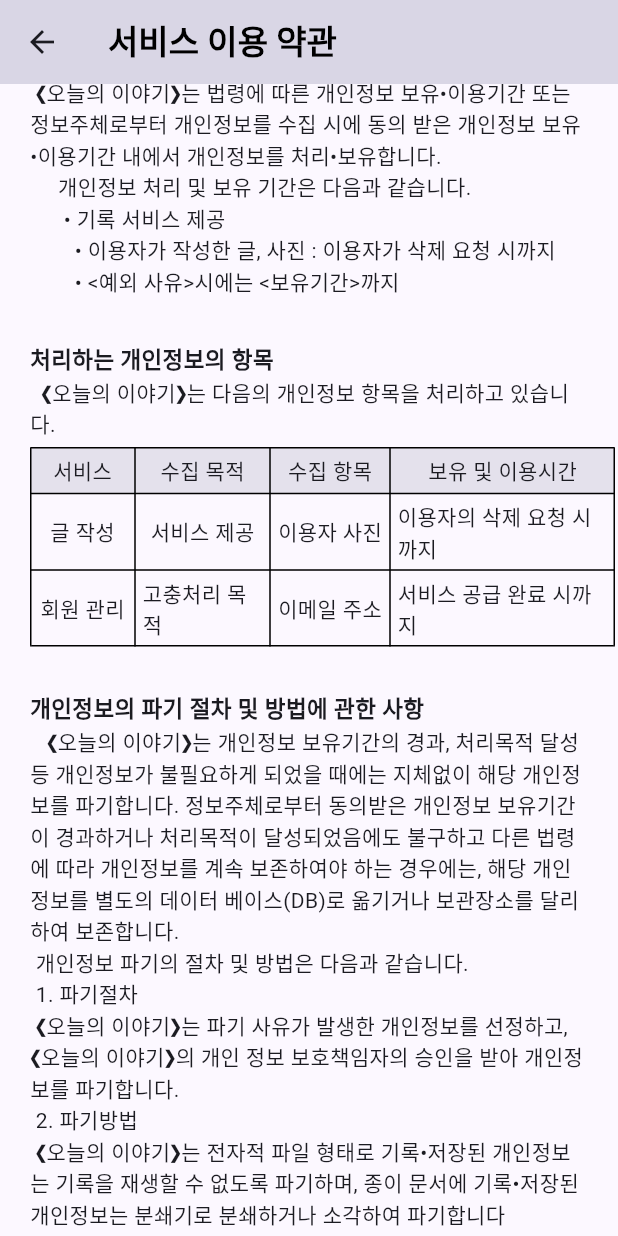
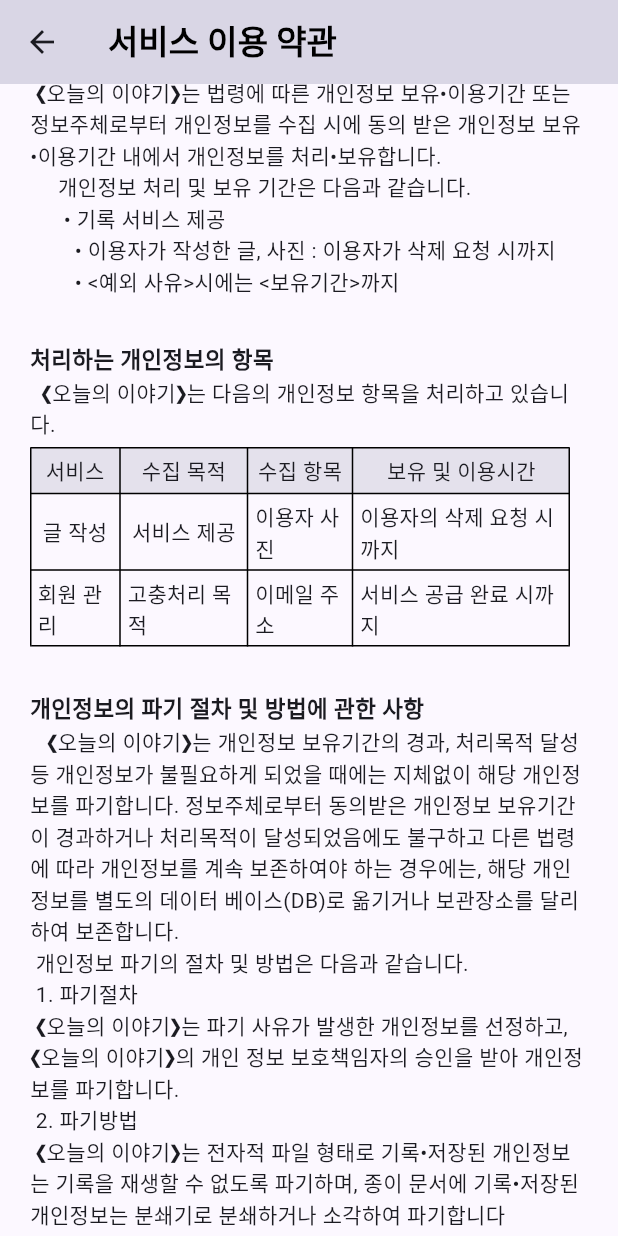
Before and after one commit to seolaox/special-diary, a Flutter app: the TermsOfService screen opened directly, scrolled down 576 dp, on a phone screen of 412 x 824 dp. Run offline on Flutter 3.47's test engine with Material 2 defaults, Android fonts, the phone set to English and light mode, and no system bars; our stand-ins replace flutter_slidable, get, image_picker, motion_tab_bar_v2, shared_preferences, sqflite and 1 more; accounts and stored records are empty; Roboto replaces fonts that are missing (강원교육모두 Bold).

Commit message:
배포전 수정

```diff
--- a/special_diary/lib/mainpage.dart
+++ b/special_diary/lib/mainpage.dart
@@ -134,7 +134,7 @@
                                   label: 'Delete',
                                   onPressed: (context) async {
                                     Get.bottomSheet(Container(
-                                      width: 500,
+                                      width: double.infinity,
                                       height: 250,
                                       decoration: BoxDecoration(
                                         borderRadius:
--- a/special_diary/lib/memopage.dart
+++ b/special_diary/lib/memopage.dart
@@ -169,6 +169,7 @@
     Get.bottomSheet(
       GestureDetector(
         onTap: () => FocusScope.of(context).unfocus(),
+        child: SingleChildScrollView(
           child: Container(
           width: double.infinity,
           height: 550,
@@ -237,6 +238,7 @@
           ),
             ),
         ),
+      ),
     isScrollControlled: true //오버플로우 방지
     );
     memoController.clear();
@@ -258,6 +260,7 @@
     Get.bottomSheet(
       GestureDetector(
         onTap: () => FocusScope.of(context).unfocus(),
+        child: SingleChildScrollView(
           child: Container(
           width: double.infinity,
           height: 550,
@@ -327,6 +330,7 @@
           ),
             ),
         ),
+      ),
         isScrollControlled: true,//오버플로우 방지
         );
 
--- a/special_diary/lib/service.dart
+++ b/special_diary/lib/service.dart
@@ -122,16 +122,16 @@
 
                     const SizedBox(height: 5,),
 
-                  Padding(
-  padding: const EdgeInsets.fromLTRB(0, 0, 20, 0),
+                  SingleChildScrollView(
+                    scrollDirection: Axis.horizontal,
                     child: Table(
                       border: TableBorder.all(),
                       defaultVerticalAlignment: TableCellVerticalAlignment.middle,
                       columnWidths: const <int, TableColumnWidth>{
-      0: FixedColumnWidth(70.0), // 첫 세 열의 너비를 50으로 설정
-      1: FixedColumnWidth(90.0),
-      2: FixedColumnWidth(80.0),
-      3: FixedColumnWidth(150.0), // 네 번째 열의 너비를 100으로 설정
+                        0: FixedColumnWidth(60.0), // 첫 세 열의 너비를 50으로 설정
+                        1: FixedColumnWidth(85.0),
+                        2: FixedColumnWidth(70.0),
+                        3: FixedColumnWidth(145.0), // 네 번째 열의 너비를 100으로 설정
                       },
                       children: <TableRow>[
                         _buildColoredTableRow(['서비스', '수집 목적', '수집 항목', '보유 및 이용시간'], Theme.of(context).colorScheme.surfaceVariant),
```
Also changed, not shown: special_diary/lib/eventdetail.dart (+5 -2 lines), special_diary/lib/eventinsert.dart (+5 -2 lines), special_diary/lib/eventupdate.dart (+5 -2 lines), 3 other files. Lines whose indentation alone changed are shown as unchanged.
